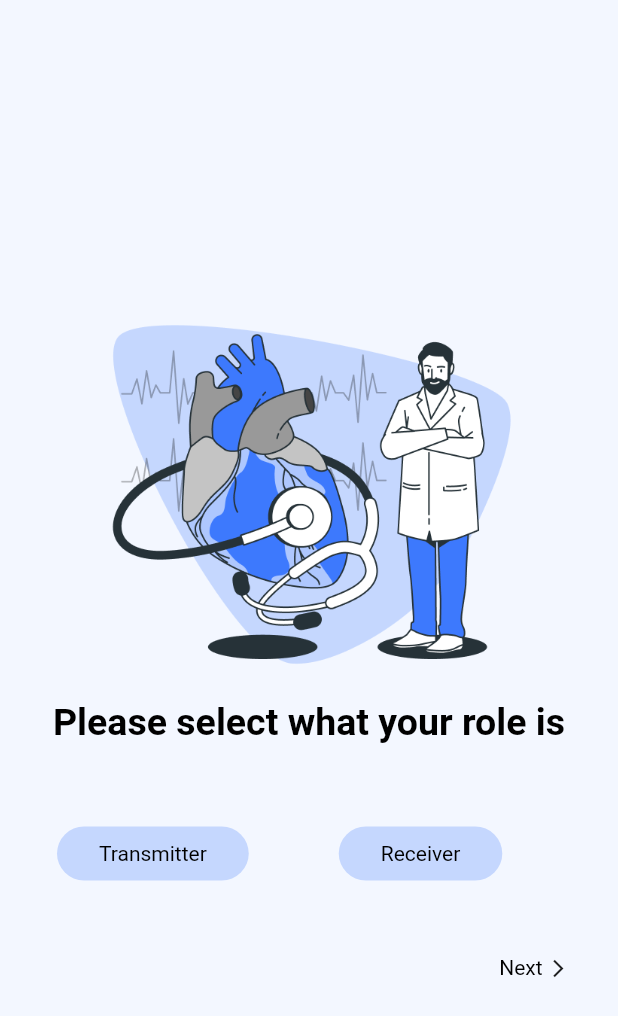
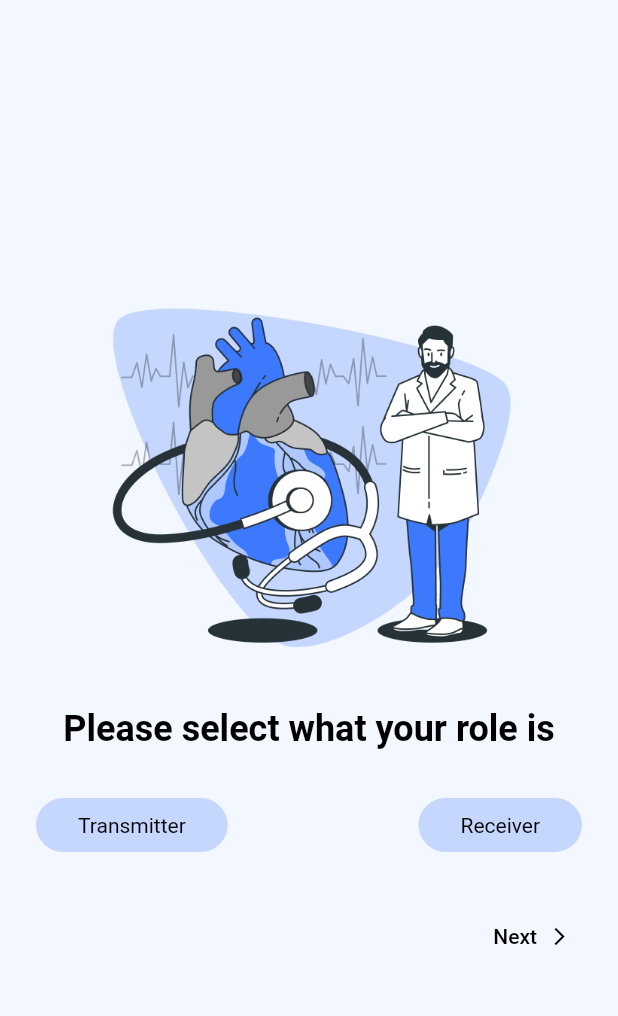
Before and after one commit to Mboalab/Outreachy_May_2023-August_2023-Internships, a Flutter app: the RolePage screen opened by its route, on a phone screen of 412 x 824 dp. Shown: the top 1016 px of the screen. Run offline on Flutter 3.47's test engine with Material 2 defaults, Android fonts, the light colour scheme and no system bars; missing offline and left inert: audio_waveforms.

Commit message:
fix: overflow in RolePage.dart

```diff
--- a/project-a/lib/screens/RolePage.dart
+++ b/project-a/lib/screens/RolePage.dart
@@ -1,79 +1,68 @@
 import 'package:flutter/material.dart';
-import 'package:mboathoscope/CustomButton.dart';
+
+import '../CustomButton.dart';
+import '../main.dart';
 
 class RolePage extends StatelessWidget {
   const RolePage({Key? key}) : super(key: key);
 
-  // This widget is the root of your application.
   @override
   Widget build(BuildContext context) {
+    final theme = Theme.of(context);
     return Scaffold(
-      backgroundColor: const Color(0xffF3F7FF),
-      body: Column(
+      backgroundColor: theme.colorScheme.background,
+      body: SizedBox.expand(
+        child: Padding(
+          padding: const EdgeInsets.all(24),
+          child: Column(
+            mainAxisAlignment: MainAxisAlignment.center,
             children: [
-          const SizedBox(
-            height: 100,
-          ),
-          Padding(
-            padding: const EdgeInsets.only(left: 26,right: 26, top: 87),
-            child: Image.asset(
+              Image.asset(
                 'assets/images/img_role.png',
                 height: 280,
               ),
-          ),
-          const Padding(
-            padding: EdgeInsets.only(left: 23, right: 23),
-            child: Text(
+              const SizedBox(height: 16),
+              Text(
                 'Please select what your role is',
-              style: TextStyle(
+                style: theme.textTheme.headlineSmall?.copyWith(
                   color: Colors.black,
                   fontWeight: FontWeight.bold,
-                fontSize: 25,
                 ),
               ),
-          ),
-          Padding(
-            padding: const EdgeInsets.only(top: 55, right: 38, left: 38),
-            child: Row(
+              const SizedBox(height: 32),
+              Row(
+                mainAxisAlignment: MainAxisAlignment.spaceBetween,
                 children: const [
                   CustomButton(
                     txt: 'Transmitter',
-                ),
-                 SizedBox(
-                  width: 60,
                   ),
                   CustomButton(
                     txt: 'Receiver',
                   )
                 ],
               ),
+              const SizedBox(height: 32),
+              Align(
+                alignment: Alignment.centerRight,
+                child: TextButton.icon(
+                  style: TextButton.styleFrom(
+                    foregroundColor: Colors.black,
                   ),
-          const SizedBox(
-            height: 20,
+                  onPressed: () => Navigator.pushNamed(
+                    context,
+                    AppRoutes.homePage,
                   ),
-          Padding(
-            padding: const EdgeInsets.only(left: 300, top: 30),
-            child: GestureDetector(
-              onTap: (){
-                Navigator.pushNamed(context,'/homepage');
-              },
-              child: RichText(
-                text: const TextSpan(
-                  children: [
-                    TextSpan(
-                      text: "Next ",
-                      style: TextStyle(color: Colors.black)
+                  icon: const Text("Next"),
+                  label: const Icon(
+                    Icons.arrow_forward_ios,
+                    size: 14,
                   ),
-                    WidgetSpan(
-                      child: Icon(Icons.arrow_forward_ios, size: 14),
+                ),
               ),
             ],
           ),
         ),
       ),
-          ),
-        ],
-      ),
     );
   }
 }
```
Lines whose indentation alone changed are shown as unchanged.
